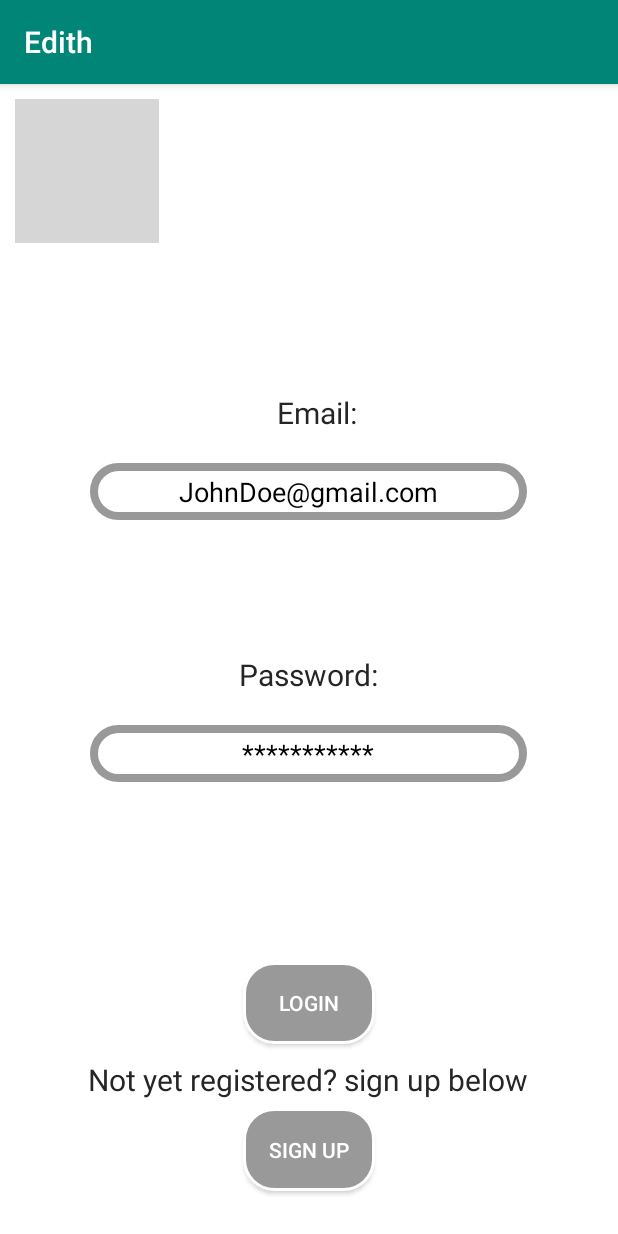
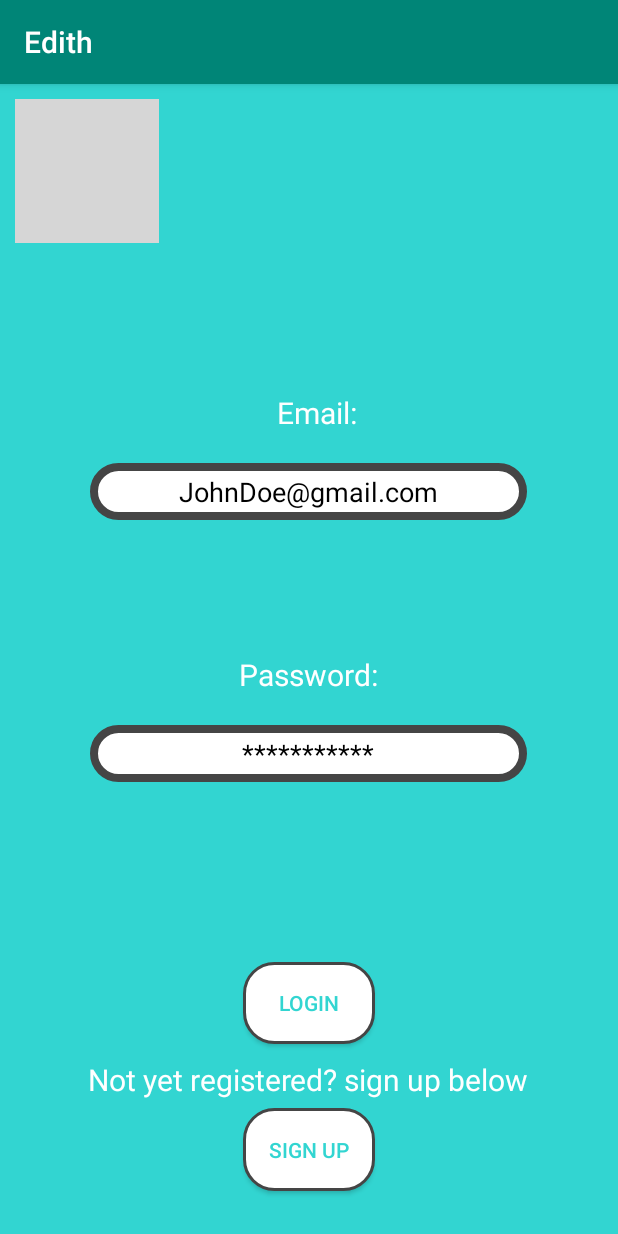
Before and after one commit to Saransh-kalra/Edith-Grocery_Management_app, an Android app: the screen it shows after launch (MainActivity), on a phone screen of 412 x 824 dp. Run offline under Robolectric (Android 15) with nearby library versions, the phone set to English and light mode, and no system bars; grey boxes are pictures that could not be loaded.

Commit message:
new and final color scheme

```diff
--- a/Edith/app/src/main/res/drawable/edit_button_border.xml
+++ b/Edith/app/src/main/res/drawable/edit_button_border.xml
@@ -1,9 +1,9 @@
 <?xml version="1.0" encoding="utf-8"?>
 <shape xmlns:android="http://schemas.android.com/apk/res/android">
-    <solid android:color="#999999" />
+    <solid android:color="#ffffff" />
     <stroke
         android:width="2dp"
-        android:color="#ffffff" />
+        android:color="#454545" />
     <corners
         android:bottomLeftRadius="20dp"
         android:bottomRightRadius="20dp"
--- a/Edith/app/src/main/res/drawable/edit_text_border.xml
+++ b/Edith/app/src/main/res/drawable/edit_text_border.xml
@@ -3,7 +3,7 @@
     <solid android:color="#FFFFFF" />
     <stroke
         android:width="5dp"
-        android:color="#999999" />
+        android:color="#454545" />
     <corners
         android:bottomLeftRadius="20dp"
         android:bottomRightRadius="20dp"
--- a/Edith/app/src/main/res/layout/activity_main.xml
+++ b/Edith/app/src/main/res/layout/activity_main.xml
@@ -4,13 +4,13 @@
     xmlns:tools="http://schemas.android.com/tools"
     android:layout_width="match_parent"
     android:layout_height="match_parent"
-    android:background="#031926"
+    android:background="#454545"
     tools:context=".MainActivity">
 
     <LinearLayout
         android:layout_width="match_parent"
         android:layout_height="match_parent"
-        android:background="#ffffff"
+        android:background="#32d5d1"
         android:orientation="vertical">
 
         <LinearLayout
@@ -44,7 +44,7 @@
                 android:layout_marginBottom="10dp"
                 android:layout_toStartOf="@+id/btn_login"
                 android:text="Email:"
-                android:textColor="#252525"
+                android:textColor="#ffffff"
                 android:textSize="20sp"
                 tools:layout_editor_absoluteX="60dp"
                 tools:layout_editor_absoluteY="120dp" />
@@ -84,7 +84,7 @@
                 android:layout_gravity="center"
                 android:layout_marginBottom="10dp"
                 android:text="Password:"
-                android:textColor="#252525"
+                android:textColor="#ffffff"
                 android:textSize="20sp"
                 tools:layout_editor_absoluteX="26dp"
                 tools:layout_editor_absoluteY="206dp" />
@@ -128,7 +128,7 @@
                 android:background="@drawable/edit_button_border"
                 android:gravity="center"
                 android:text="Login"
-                android:textColor="#ffffff"
+                android:textColor="#32d5d1"
                 app:layout_constraintEnd_toEndOf="parent"
                 app:layout_constraintStart_toStartOf="parent"
                 tools:layout_editor_absoluteY="289dp" />
@@ -140,7 +140,7 @@
                 android:text="Not yet registered? sign up below"
                 android:textAlignment="center"
                 android:textSize="20dp"
-                android:textColor="#252525" />
+                android:textColor="#ffffff" />
 
             <Button
                 android:id="@+id/btn_signup"
@@ -154,7 +154,7 @@
                 android:background="@drawable/edit_button_border"
                 android:gravity="center"
                 android:text="Sign Up"
-                android:textColor="#ffffff"
+                android:textColor="#32d5d1"
                 app:layout_constraintEnd_toEndOf="parent"
                 app:layout_constraintStart_toStartOf="parent"
                 tools:layout_editor_absoluteY="385dp" />
```
